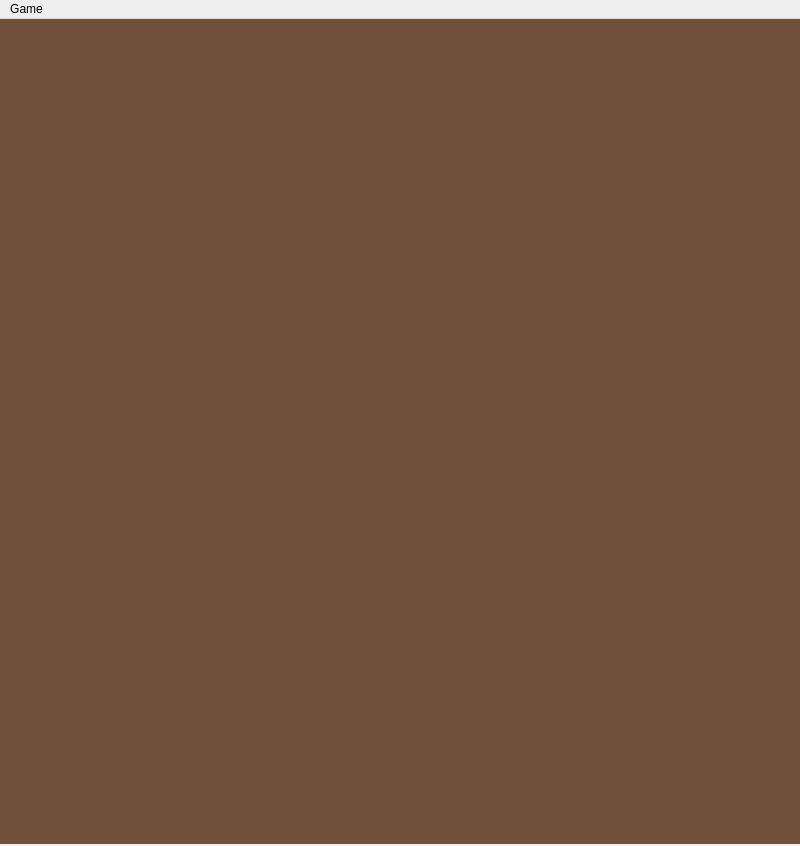
This is widget/basemainwindow.ui in Holence/Chess as Qt 5 draws it before an edit. The edited form follows.
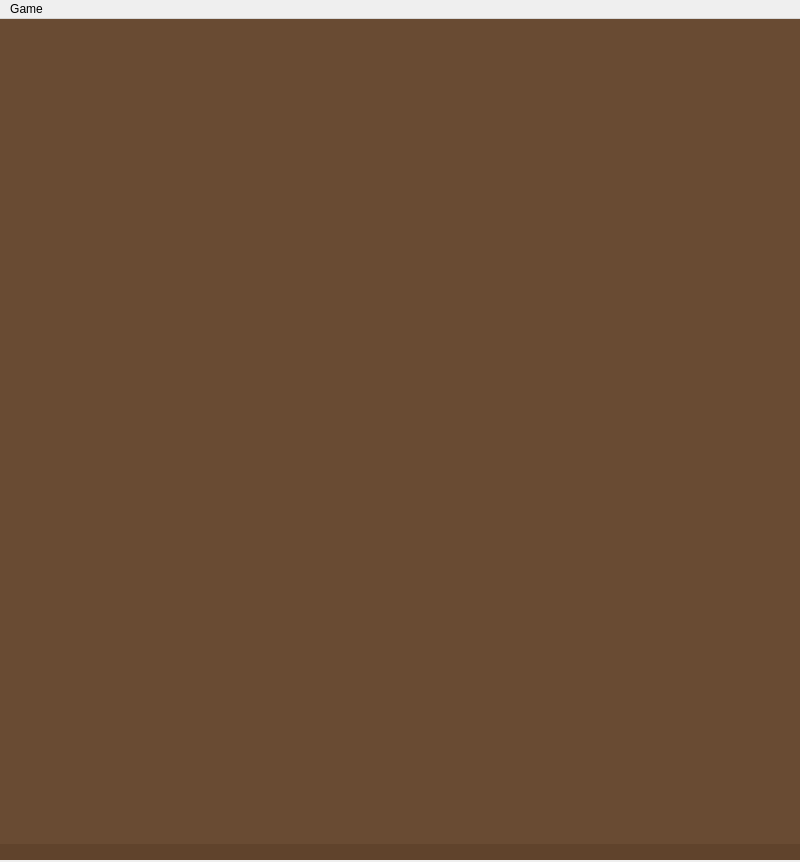
This is the edited form.

```diff
--- a/widget/basemainwindow.ui
+++ b/widget/basemainwindow.ui
@@ -7,7 +7,7 @@
     <x>0</x>
     <y>0</y>
     <width>800</width>
-    <height>846</height>
+    <height>862</height>
    </rect>
   </property>
   <property name="windowTitle">
@@ -17,11 +17,11 @@
    <property name="maximumSize">
     <size>
      <width>800</width>
-     <height>825</height>
+     <height>841</height>
     </size>
    </property>
    <property name="styleSheet">
-    <string notr="true">#centralwidget {background-color: rgb(112, 80, 56);}</string>
+    <string notr="true">#centralwidget {background-color: rgb(105, 75, 51)}</string>
    </property>
    <layout class="QVBoxLayout" name="verticalLayout">
     <property name="spacing">
@@ -93,6 +93,69 @@
       </item>
      </layout>
     </item>
+    <item>
+     <widget class="QWidget" name="statusBar" native="true">
+      <property name="minimumSize">
+       <size>
+        <width>0</width>
+        <height>16</height>
+       </size>
+      </property>
+      <property name="maximumSize">
+       <size>
+        <width>16777215</width>
+        <height>16</height>
+       </size>
+      </property>
+      <property name="styleSheet">
+       <string notr="true">background-color: rgb(96, 67, 44);
+font-size: 12px;</string>
+      </property>
+      <layout class="QHBoxLayout" name="horizontalLayout_status">
+       <property name="spacing">
+        <number>0</number>
+       </property>
+       <property name="leftMargin">
+        <number>0</number>
+       </property>
+       <property name="topMargin">
+        <number>0</number>
+       </property>
+       <property name="rightMargin">
+        <number>0</number>
+       </property>
+       <property name="bottomMargin">
+        <number>0</number>
+       </property>
+       <item>
+        <widget class="QLabel" name="label_info">
+         <property name="styleSheet">
+          <string notr="true">color: rgb(255, 255, 255);</string>
+         </property>
+         <property name="text">
+          <string/>
+         </property>
+        </widget>
+       </item>
+       <item>
+        <widget class="QLabel" name="label_delay">
+         <property name="sizePolicy">
+          <sizepolicy hsizetype="Expanding" vsizetype="Preferred">
+           <horstretch>0</horstretch>
+           <verstretch>0</verstretch>
+          </sizepolicy>
+         </property>
+         <property name="styleSheet">
+          <string notr="true"/>
+         </property>
+         <property name="text">
+          <string/>
+         </property>
+        </widget>
+       </item>
+      </layout>
+     </widget>
+    </item>
    </layout>
   </widget>
   <widget class="QMenuBar" name="menubar">
```
